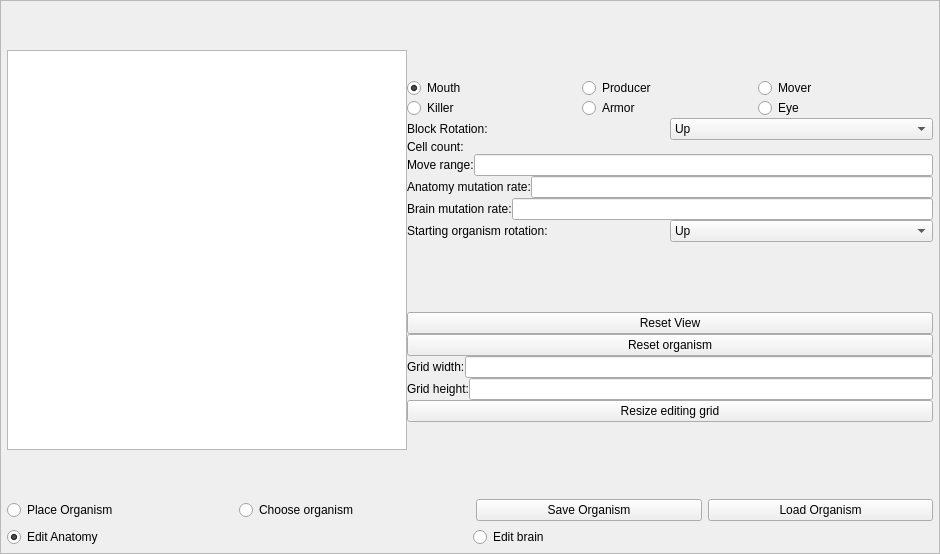
First picture: the form in Source/UiFiles/editor.ui, repository SuperSpaceEye/LifeEngineExtended, before the edit.
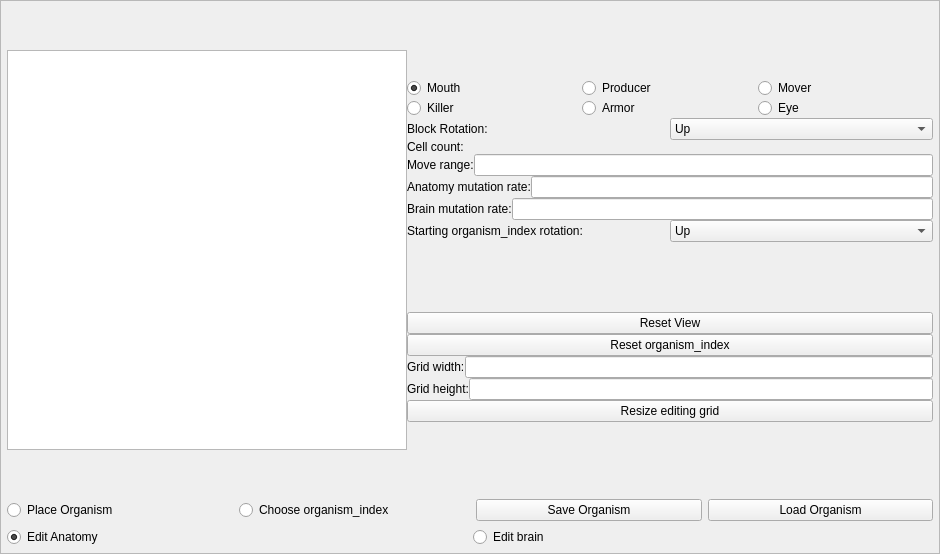
Second picture: the form after the edit.

The edit to the form file:
```diff
--- a/Source/UiFiles/editor.ui
+++ b/Source/UiFiles/editor.ui
@@ -332,7 +332,7 @@
                       <item>
                        <widget class="QLabel" name="label_8">
                         <property name="text">
-                         <string>Starting organism rotation:</string>
+                         <string>Starting organism_index rotation:</string>
                         </property>
                        </widget>
                       </item>
@@ -385,7 +385,7 @@
                     <item>
                      <widget class="QPushButton" name="b_reset_organism">
                       <property name="text">
-                       <string>Reset organism</string>
+                       <string>Reset organism_index</string>
                       </property>
                      </widget>
                     </item>
@@ -521,7 +521,7 @@
               <item>
                <widget class="QRadioButton" name="rb_chose_organism">
                 <property name="text">
-                 <string>Choose organism</string>
+                 <string>Choose organism_index</string>
                 </property>
                 <attribute name="buttonGroup">
                  <string notr="true">organism_action_group</string>
```
